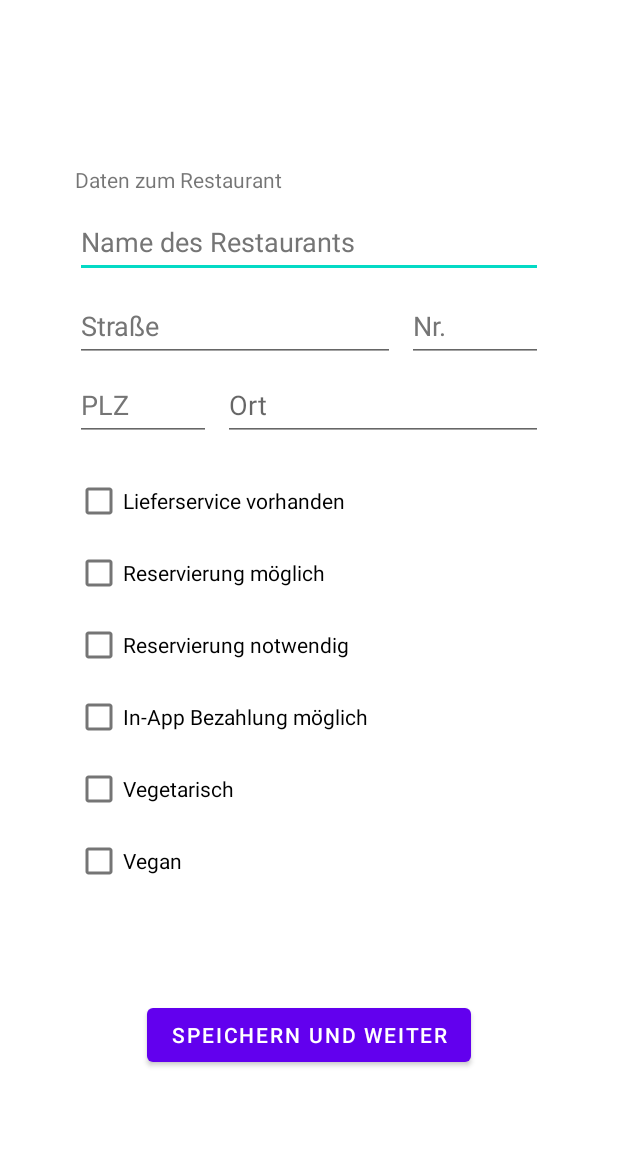
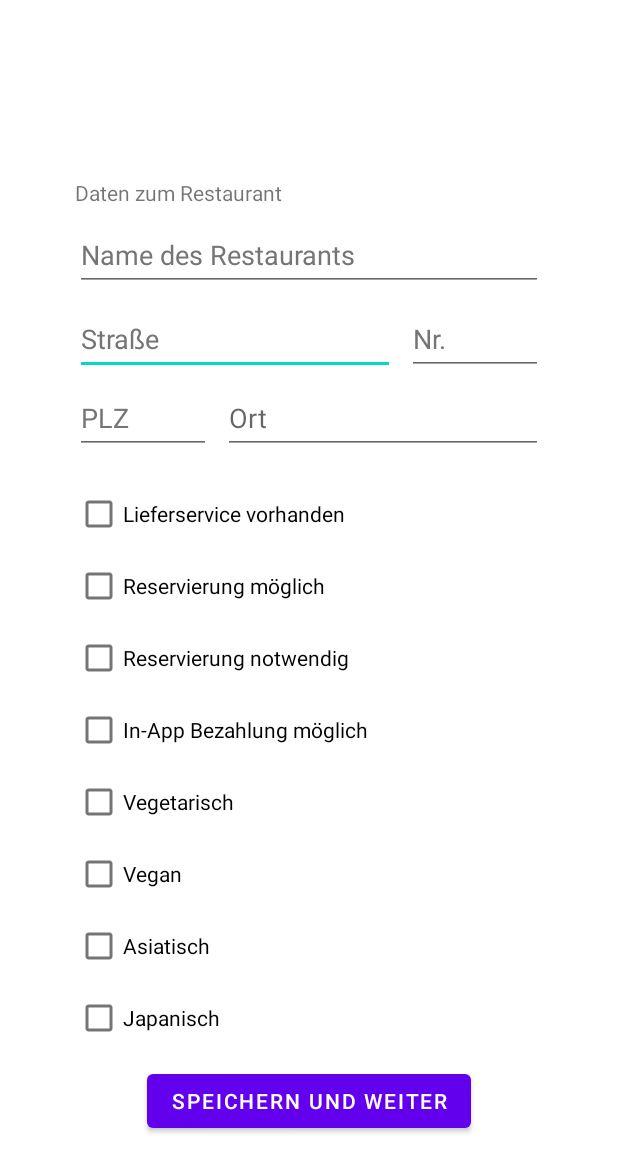
Before and after one commit to jessy2t/tasty, an Android app: the layout activity_restaurant_registration_1.xml on its own in the app's theme, with its tools: preview values and no code run, on a phone screen of 412 x 824 dp. Shown: the top 1172 px of the screen. Run offline under Robolectric (Android 15) with nearby library versions, the phone set to English and light mode, and no system bars.

Commit message:
Revert "activity_restaurant_registration_1.xml constraints"
This reverts commit e61c3431abc6564a36554f5e8176d401d86f5c69.

```diff
--- a/app/src/main/java/com/acme/tasty/RestaurantRegistration1Activity.java
+++ b/app/src/main/java/com/acme/tasty/RestaurantRegistration1Activity.java
@@ -31,7 +31,7 @@
     @Override
     protected void onCreate(Bundle savedInstanceState) {
         super.onCreate(savedInstanceState);
-        setContentView(R.layout.activity_restaurant_registration_1);
+        setContentView(R.layout.activity_restaurant_registration1);
 
         nameRestaurant = findViewById(R.id.nameRestaurant);
         strasseRestaurant = findViewById(R.id.strasseRestaurant);
--- a/app/src/main/java/com/acme/tasty/RestaurantRegistration2Acitivity.java
+++ b/app/src/main/java/com/acme/tasty/RestaurantRegistration2Acitivity.java
@@ -15,7 +15,7 @@
     @Override
     protected void onCreate(Bundle savedInstanceState) {
         super.onCreate(savedInstanceState);
-        setContentView(R.layout.activity_restaurant_registration_2);
+        setContentView(R.layout.activity_restaurant_registration2);
 
         inhaberVorname = findViewById(R.id.inhaberVorname);
         inhaberNachname = findViewById(R.id.inhaberNachname);
--- a/app/src/main/res/layout/activity_restaurant_registration_1.xml
+++ b/app/src/main/res/layout/activity_restaurant_registration_1.xml
@@ -9,31 +9,6 @@
     android:paddingRight="@dimen/activity_horizontal_margin"
     android:paddingBottom="@dimen/activity_vertical_margin"
     tools:context=".RestaurantRegistration1Activity">
-
-    <TextView
-        android:id="@+id/textView3"
-        android:layout_width="wrap_content"
-        android:layout_height="wrap_content"
-        android:layout_marginTop="60dp"
-        android:text="@string/daten_zum_restaurant"
-        app:layout_constraintStart_toStartOf="@+id/nameRestaurant"
-        app:layout_constraintTop_toTopOf="parent" />
-
-    <EditText
-        android:id="@+id/nameRestaurant"
-        android:layout_width="0dp"
-        android:layout_height="wrap_content"
-        android:layout_marginTop="8dp"
-        android:autofillHints=""
-        android:ems="10"
-        android:hint="@string/name_des_restaurants"
-        android:inputType="textPersonName"
-        android:minHeight="48dp"
-        android:textColorHint="#757575"
-        app:layout_constraintEnd_toEndOf="parent"
-        app:layout_constraintHorizontal_bias="1.0"
-        app:layout_constraintStart_toStartOf="parent"
-        app:layout_constraintTop_toBottomOf="@+id/textView3" />
 
     <EditText
         android:id="@+id/strasseRestaurant"
@@ -50,6 +25,22 @@
         app:layout_constraintTop_toBottomOf="@+id/nameRestaurant" />
 
     <EditText
+        android:id="@+id/nameRestaurant"
+        android:layout_width="0dp"
+        android:layout_height="wrap_content"
+        android:layout_marginTop="96dp"
+        android:autofillHints=""
+        android:ems="10"
+        android:hint="@string/name_des_restaurants"
+        android:inputType="textPersonName"
+        android:minHeight="48dp"
+        android:textColorHint="#757575"
+        app:layout_constraintEnd_toEndOf="parent"
+        app:layout_constraintHorizontal_bias="1.0"
+        app:layout_constraintStart_toStartOf="parent"
+        app:layout_constraintTop_toTopOf="parent" />
+
+    <EditText
         android:id="@+id/ortRestaurant"
         android:layout_width="0dp"
         android:layout_height="wrap_content"
@@ -61,53 +52,20 @@
         app:layout_constraintEnd_toEndOf="parent"
         app:layout_constraintTop_toTopOf="@+id/plzRestaurant" />
 
-    <EditText
-        android:id="@+id/hausnummerRestaurant"
-        android:layout_width="0dp"
-        android:layout_height="wrap_content"
-        android:layout_marginStart="8dp"
-        android:layout_marginTop="8dp"
-        android:autofillHints=""
-        android:ems="10"
-        android:hint="@string/hausnummer"
-        android:inputType="number"
-        android:minHeight="48dp"
-        android:textColorHint="#757575"
-        app:layout_constraintEnd_toEndOf="parent"
-        app:layout_constraintHorizontal_bias="0.0"
-        app:layout_constraintStart_toEndOf="@+id/strasseRestaurant"
-        app:layout_constraintTop_toBottomOf="@+id/nameRestaurant" />
-
-    <EditText
-        android:id="@+id/plzRestaurant"
-        android:layout_width="0dp"
-        android:layout_height="wrap_content"
-        android:layout_marginTop="8dp"
-        android:layout_marginEnd="8dp"
-        android:layout_marginBottom="11dp"
-        android:autofillHints=""
-        android:ems="10"
-        android:hint="@string/plz"
-        android:inputType="number"
-        android:minHeight="48dp"
-        android:textColorHint="#757575"
-        app:layout_constraintBottom_toTopOf="@+id/ScrollView"
-        app:layout_constraintEnd_toStartOf="@+id/ortRestaurant"
-        app:layout_constraintStart_toStartOf="parent"
-        app:layout_constraintTop_toBottomOf="@+id/strasseRestaurant" />
-
     <androidx.core.widget.NestedScrollView
         android:id="@+id/ScrollView"
         android:layout_width="0dp"
-        android:layout_height="300dp"
+        android:layout_height="0dp"
         android:layout_marginTop="8dp"
+        android:layout_marginBottom="8dp"
         android:fillViewport="true"
+        app:layout_constraintBottom_toTopOf="@+id/speichern"
         app:layout_constraintEnd_toEndOf="parent"
         app:layout_constraintStart_toStartOf="parent"
         app:layout_constraintTop_toBottomOf="@+id/ortRestaurant">
 
         <LinearLayout
-            android:layout_width="wrap_content"
+            android:layout_width="match_parent"
             android:layout_height="wrap_content"
             android:layout_marginTop="8dp"
             android:layout_marginBottom="8dp"
@@ -205,14 +163,56 @@
         android:id="@+id/speichern"
         android:layout_width="wrap_content"
         android:layout_height="wrap_content"
-        android:layout_marginTop="8dp"
-        android:layout_marginBottom="4dp"
-        android:onClick="navigateToRestaurantRegistration2"
+        android:layout_marginBottom="16dp"
         android:text="@string/speichern_und_weiter"
         app:layout_constraintBottom_toBottomOf="parent"
         app:layout_constraintEnd_toEndOf="parent"
         app:layout_constraintStart_toStartOf="parent"
-        app:layout_constraintTop_toBottomOf="@+id/ScrollView" />
+        android:onClick="navigateToRestaurantRegistration2"/>
 
 
+    <TextView
+        android:id="@+id/textView3"
+        android:layout_width="wrap_content"
+        android:layout_height="wrap_content"
+        android:layout_marginBottom="8dp"
+        android:text="@string/daten_zum_restaurant"
+        app:layout_constraintBottom_toTopOf="@+id/nameRestaurant"
+        app:layout_constraintStart_toStartOf="@+id/nameRestaurant" />
+
+    <EditText
+        android:id="@+id/plzRestaurant"
+        android:layout_width="0dp"
+        android:layout_height="wrap_content"
+        android:layout_marginTop="8dp"
+        android:layout_marginEnd="8dp"
+        android:layout_marginBottom="11dp"
+        android:autofillHints=""
+        android:ems="10"
+        android:hint="@string/plz"
+        android:inputType="number"
+        android:minHeight="48dp"
+        android:textColorHint="#757575"
+        app:layout_constraintBottom_toTopOf="@+id/ScrollView"
+        app:layout_constraintEnd_toStartOf="@+id/ortRestaurant"
+        app:layout_constraintStart_toStartOf="parent"
+        app:layout_constraintTop_toBottomOf="@+id/strasseRestaurant" />
+
+    <EditText
+        android:id="@+id/hausnummerRestaurant"
+        android:layout_width="0dp"
+        android:layout_height="wrap_content"
+        android:layout_marginStart="8dp"
+        android:layout_marginTop="8dp"
+        android:autofillHints=""
+        android:ems="10"
+        android:hint="@string/hausnummer"
+        android:inputType="number"
+        android:minHeight="48dp"
+        android:textColorHint="#757575"
+        app:layout_constraintEnd_toEndOf="parent"
+        app:layout_constraintHorizontal_bias="0.0"
+        app:layout_constraintStart_toEndOf="@+id/strasseRestaurant"
+        app:layout_constraintTop_toBottomOf="@+id/nameRestaurant" />
+
 </androidx.constraintlayout.widget.ConstraintLayout>
--- a/app/src/main/res/layout/activity_restaurant_registration_2.xml
+++ b/app/src/main/res/layout/activity_restaurant_registration_2.xml
@@ -1,6 +1,5 @@
 <?xml version="1.0" encoding="utf-8"?>
-<androidx.constraintlayout.widget.ConstraintLayout
-    xmlns:android="http://schemas.android.com/apk/res/android"
+<androidx.constraintlayout.widget.ConstraintLayout xmlns:android="http://schemas.android.com/apk/res/android"
     xmlns:app="http://schemas.android.com/apk/res-auto"
     xmlns:tools="http://schemas.android.com/tools"
     android:layout_width="match_parent"
--- a/app/src/main/res/values/strings.xml
+++ b/app/src/main/res/values/strings.xml
@@ -136,6 +136,4 @@
     <string name="bike_icon">bike_icon</string>
     <string name="map">map</string>
     <string name="car_icon">car_icon</string>
-    <string name="japanisch">japanisch</string>
-    <string name="griechisch">griechisch</string>
 </resources>
```
